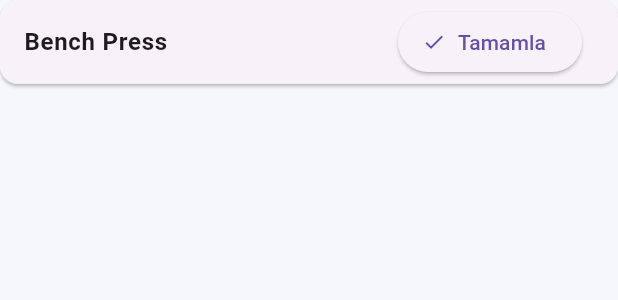
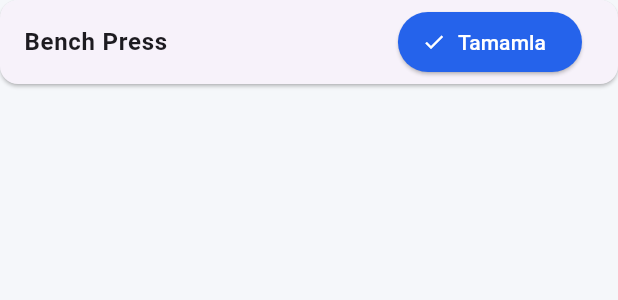
Before and after one commit to burqky/Mobil_Programlama, a Flutter app: the ExerciseCard widget shown alone on an empty page, opened directly with sample values from the repository, on a phone screen of 412 x 824 dp. Shown: the top 300 px of the screen. Run offline on Flutter 3.47's test engine with Material 3 defaults, Android fonts, the phone set to English and light mode, and no system bars; network calls fail.

Commit message:
Ortak widget bilesenleri ve geri cagirim yapilari duzenlendi

```diff
--- a/spor_uygulamasi/lib/widgets/custom_text_field.dart
+++ b/spor_uygulamasi/lib/widgets/custom_text_field.dart
@@ -1,6 +1,6 @@
 import 'package:flutter/material.dart';
 
-/// Giriş ve Kayıt formlarında tekrar kullanılan özelleştirilmiş metin alanı widget'ı
+/// Giriş ve Kayıt formlarında tekrar kullanılan metin alanı widget'ı (10. Hafta PDF Syf 10)
 class CustomTextField extends StatelessWidget {
   final TextEditingController controller;
   final String labelText;
--- a/spor_uygulamasi/lib/widgets/exercise_card.dart
+++ b/spor_uygulamasi/lib/widgets/exercise_card.dart
@@ -2,11 +2,12 @@ import 'package:flutter/material.dart';
 import '../core/theme/app_colors.dart';
 import '../models/assigned_exercise.dart';
 
-/// Günün programında aktif ve tamamlanan hareketleri gösteren özel kart widget'ı
-/// Karta tıklandığında detaylar (subtitle) açılıp kapanır (Progressive Disclosure)
+/// Günün programında aktif ve tamamlanan hareketleri gösteren kart widget'ı
+/// 3. Hafta PDF (TextDecoration.lineThrough), 4. Hafta PDF (ElevatedButton.icon, OutlinedButton), 5. Hafta PDF (Card, ListTile)
 class ExerciseCard extends StatefulWidget {
   final AssignedExercise item;
-  final VoidCallback onActionPressed;
+  // 2. Hafta PDF Syf 24: Parametre olarak Function tipi kullanımı
+  final Function onActionPressed;
 
   const ExerciseCard({
     super.key,
@@ -26,7 +27,7 @@ class _ExerciseCardState extends State<ExerciseCard> {
   Widget build(BuildContext context) {
     final item = widget.item;
 
-    // Henüz tamamlanmamış hareket kartı
+    // Henüz tamamlanmamış hareket kartı (Madde b: aktif listede gösterilir)
     if (!item.isCompleted) {
       return Card(
         margin: const EdgeInsets.only(bottom: 8),
@@ -51,7 +52,13 @@ class _ExerciseCardState extends State<ExerciseCard> {
               : null,
           isThreeLine: _showDetails,
           trailing: ElevatedButton.icon(
-            onPressed: widget.onActionPressed,
+            style: ElevatedButton.styleFrom(
+              backgroundColor: AppColors.primary,
+              foregroundColor: Colors.white,
+            ),
+            onPressed: () {
+              widget.onActionPressed();
+            },
             icon: const Icon(Icons.check, size: 16),
             label: const Text('Tamamla'),
           ),
@@ -59,7 +66,7 @@ class _ExerciseCardState extends State<ExerciseCard> {
       );
     }
 
-    // Tamamlanmış hareket kartı ("Tekrarla" butonu ile)
+    // Tamamlanmış hareket kartı (3. Hafta PDF Syf 11: TextDecoration.lineThrough ile üstü çizili)
     final bool warn = item.hasPerformanceWarning;
     return Card(
       margin: const EdgeInsets.only(bottom: 8),
@@ -92,10 +99,11 @@ class _ExerciseCardState extends State<ExerciseCard> {
                 ),
               )
             : null,
-        trailing: OutlinedButton.icon(
-          onPressed: widget.onActionPressed,
-          icon: const Icon(Icons.replay_rounded, size: 16),
-          label: const Text('Tekrarla'),
+        trailing: OutlinedButton(
+          onPressed: () {
+            widget.onActionPressed();
+          },
+          child: const Text('Tekrarla'),
         ),
       ),
     );
```
Also changed, not shown: spor_uygulamasi/lib/widgets/day_selector_bar.dart (+28 -16 lines), spor_uygulamasi/lib/widgets/measurement_metric_card.dart (+7 -5 lines).
